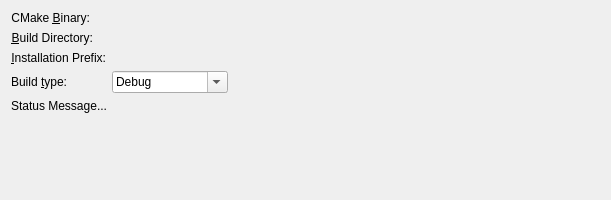
First picture: the form in projectmanagers/cmake/cmakebuilddirchooser.ui, repository KDE/kdevelop, before the edit.
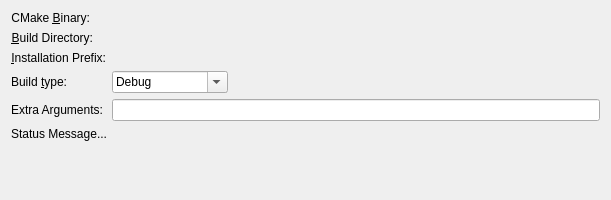
Second picture: the form after the edit. Custom widgets are drawn as their Qt base class.

Commit message:
Implement support for specifying additional cmake arguments.
This adds a new lineedit that can be used to give non-standard arguments
to the cmake invocation so one can specify things like CMAKE_PREFIX_PATH
or other variables sometimes necessary to make cmake find stuff.

```diff
--- a/projectmanagers/cmake/cmakebuilddirchooser.ui
+++ b/projectmanagers/cmake/cmakebuilddirchooser.ui
@@ -125,7 +125,7 @@
      </item>
     </widget>
    </item>
-   <item row="4" column="0" colspan="2">
+   <item row="5" column="0" colspan="2">
     <widget class="QLabel" name="status">
      <property name="text">
       <string notr="true">Status Message...</string>
@@ -135,6 +135,16 @@
      </property>
     </widget>
    </item>
+   <item row="4" column="1">
+    <widget class="KLineEdit" name="extraArguments"/>
+   </item>
+   <item row="4" column="0">
+    <widget class="QLabel" name="label_4">
+     <property name="text">
+      <string>Extra Arguments:</string>
+     </property>
+    </widget>
+   </item>
   </layout>
  </widget>
  <customwidgets>
@@ -143,6 +153,11 @@
    <extends>QFrame</extends>
    <header>kurlrequester.h</header>
   </customwidget>
+  <customwidget>
+   <class>KLineEdit</class>
+   <extends>QLineEdit</extends>
+   <header>klineedit.h</header>
+  </customwidget>
  </customwidgets>
  <resources/>
  <connections/>
```
The commit also changes 6 other files.
